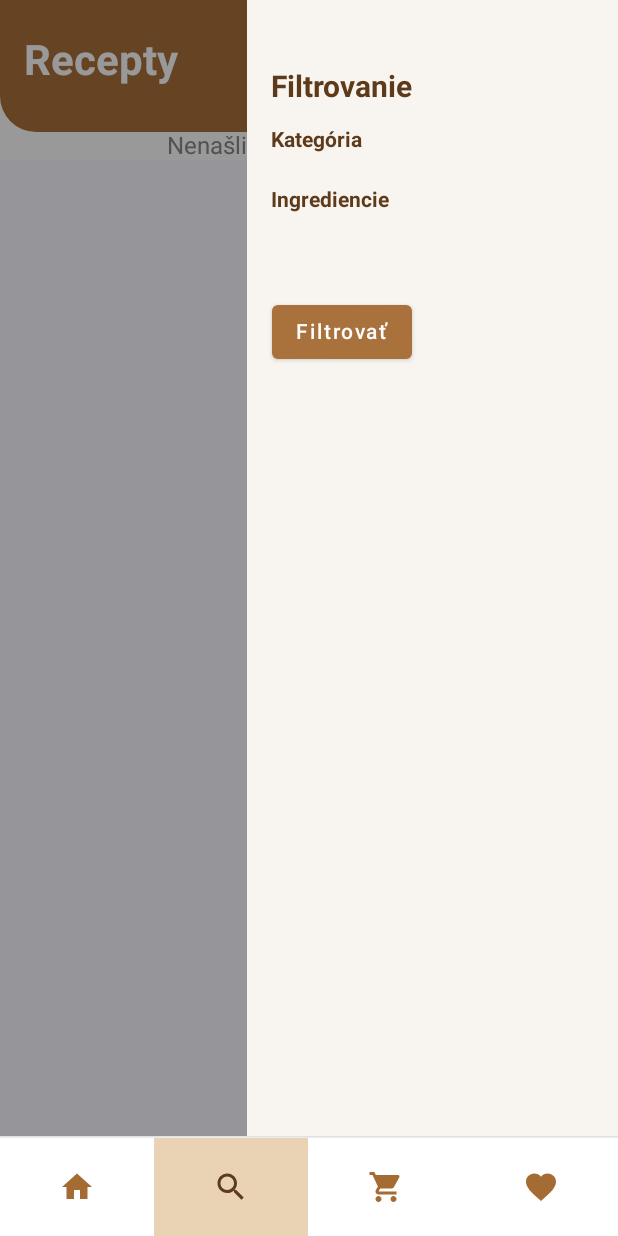
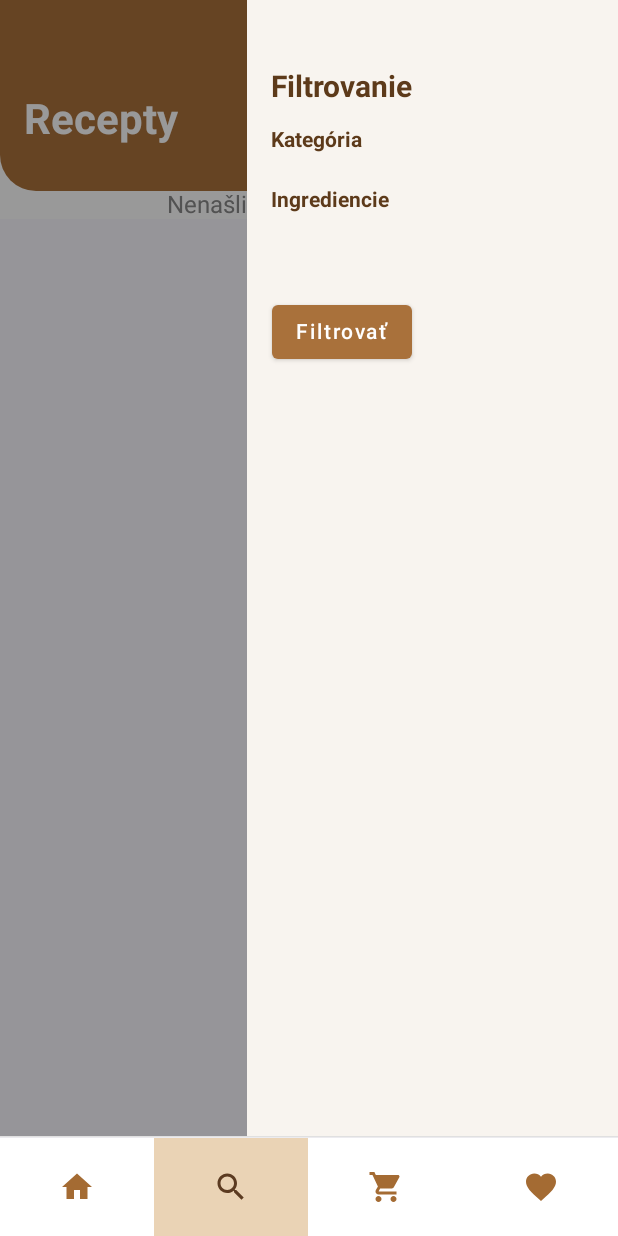
Before and after one commit to VladimirTison/SemestralnaPracaVAMZ, an Android app built with Jetpack Compose: the screen it shows after launch (MainActivity), after a tap on "Menu", on a phone screen of 412 x 824 dp. Run offline under Robolectric (Android 15) with nearby library versions, the phone set to English and light mode, and no system bars; our stand-ins replace Room's generated code; 1 statement that could not run was skipped; 2 other taps on this screen came first.

Commit message:
Finálna vezria + dokumentácia

```diff
--- a/app/src/main/java/com/example/vamz_tison/main/MainActivity.kt
+++ b/app/src/main/java/com/example/vamz_tison/main/MainActivity.kt
@@ -15,6 +15,9 @@ import androidx.compose.runtime.remember
 import androidx.compose.runtime.saveable.rememberSaveable
 import androidx.compose.runtime.setValue
 import androidx.compose.ui.Modifier
+import androidx.core.view.WindowCompat
+import androidx.core.view.WindowInsetsCompat
+import androidx.core.view.WindowInsetsControllerCompat
 import com.example.vamz_tison.ui.theme.VAMZ_TisonTheme
 import com.example.vamz_tison.components.BottomMenuBar
 import com.example.vamz_tison.database.AppDatabase
@@ -34,8 +37,14 @@ import com.example.vamz_tison.viewmodel.ShoppingListViewModel
  **/
 class MainActivity : ComponentActivity() {
     override fun onCreate(savedInstanceState: Bundle?) {
+        WindowInsetsControllerCompat(window, window.decorView).apply {
+            hide(WindowInsetsCompat.Type.statusBars())   //skryje len vrchný panel
+            systemBarsBehavior =
+                WindowInsetsControllerCompat.BEHAVIOR_SHOW_TRANSIENT_BARS_BY_SWIPE
+            // používateľ ho vie dočasne stiahnuť gestom
+        }
+
         super.onCreate(savedInstanceState)
-
         val db = AppDatabase.getInstance(applicationContext)
         DatabaseInitializer.initFoodTypes(applicationContext, db)
         val repository = AppRepository(db)
--- a/app/src/main/java/com/example/vamz_tison/screen/AllRecipesScreen.kt
+++ b/app/src/main/java/com/example/vamz_tison/screen/AllRecipesScreen.kt
@@ -86,7 +86,7 @@ fun AllRecipesScreen(
                         .background(Color(0xFFA9713B))
                         .padding(
                             top = WindowInsets.statusBars.asPaddingValues()
-                                .calculateTopPadding() + 16.dp,
+                                .calculateTopPadding() + 55.dp,
                             start = 16.dp,
                             end = 16.dp,
                             bottom = 24.dp
--- a/app/src/main/java/com/example/vamz_tison/screen/FavoritesScreen.kt
+++ b/app/src/main/java/com/example/vamz_tison/screen/FavoritesScreen.kt
@@ -64,7 +64,7 @@ fun FavoritesScreen(viewModel: FavoritesViewModel = viewModel()) {
                     )
                     .padding(
                         top = WindowInsets.statusBars.asPaddingValues()
-                            .calculateTopPadding() + 16.dp,
+                            .calculateTopPadding() + 55.dp,
                         start = 16.dp,
                         end = 16.dp,
                         bottom = 24.dp
--- a/app/src/main/java/com/example/vamz_tison/screen/HomeScreen.kt
+++ b/app/src/main/java/com/example/vamz_tison/screen/HomeScreen.kt
@@ -110,7 +110,7 @@ fun HomeScreen(
                         .fillMaxWidth()
                         .clip(RoundedCornerShape(bottomStart = 24.dp, bottomEnd = 24.dp))
                         .background(Color(0xFFA9713B))
-                        .padding(top = WindowInsets.statusBars.asPaddingValues().calculateTopPadding() + 16.dp, start = 16.dp, end = 16.dp, bottom = 24.dp)
+                        .padding(top = WindowInsets.statusBars.asPaddingValues().calculateTopPadding() + 55.dp, start = 16.dp, end = 16.dp, bottom = 24.dp)
                 ) {
                     Text("Online kuchárka", fontSize = 28.sp, fontWeight = FontWeight.Bold, color = Color.White)
                 }
--- a/app/src/main/java/com/example/vamz_tison/screen/ShoppingListDetailScreen.kt
+++ b/app/src/main/java/com/example/vamz_tison/screen/ShoppingListDetailScreen.kt
@@ -63,7 +63,7 @@ fun ShoppingListDetailScreen(
                     )
                     .padding(
                         top = WindowInsets.statusBars.asPaddingValues()
-                            .calculateTopPadding() + 16.dp,
+                            .calculateTopPadding() + 55.dp,
                         start = 16.dp,
                         end = 16.dp,
                         bottom = 24.dp
--- a/app/src/main/java/com/example/vamz_tison/screen/ShoppingListsScreen.kt
+++ b/app/src/main/java/com/example/vamz_tison/screen/ShoppingListsScreen.kt
@@ -77,7 +77,7 @@ fun ShoppingListsScreen(
                         shape = RoundedCornerShape(bottomStart = 24.dp, bottomEnd = 24.dp)
                     )
                     .padding(
-                        top = 16.dp,
+                        top = 55.dp,
                         start = 16.dp,
                         end = 16.dp,
                         bottom = 24.dp
```
Also changed, not shown: 1 other file.
